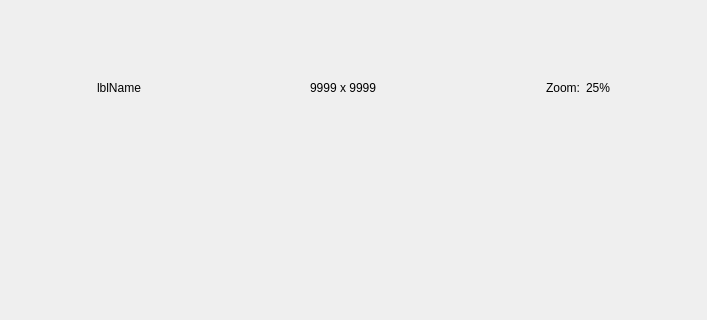
Old version of the form src/imageViewer.ui in the repository solyoma/falconG; both pictures show x 125 to 832 and y 0 to 320 of the 1012 by 609 pixel window.
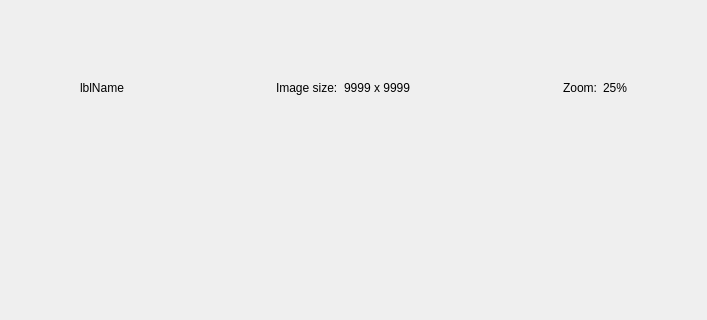
New version of the form.

```diff
--- a/src/imageViewer.ui
+++ b/src/imageViewer.ui
@@ -77,6 +77,13 @@
       </property>
      </spacer>
     </item>
+    <item>
+     <widget class="QLabel" name="label">
+      <property name="text">
+       <string>Image size:</string>
+      </property>
+     </widget>
+    </item>
     <item>
      <widget class="QLabel" name="lblSize">
       <property name="text">
@@ -98,7 +105,7 @@
      </spacer>
     </item>
     <item>
-     <widget class="QLabel" name="label">
+     <widget class="QLabel" name="lblZoom_2">
       <property name="text">
        <string>Zoom:</string>
       </property>
```
Left out of the diff: 2 changed lines with no effect on the pictures.
